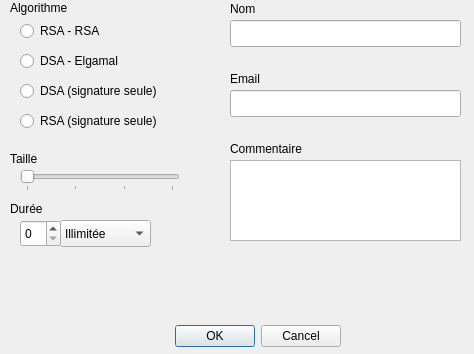
Before: the Qt Designer form GuiPG/src/View/key_creation.ui in Diakakodo/GuiPG, drawn with Qt 5.
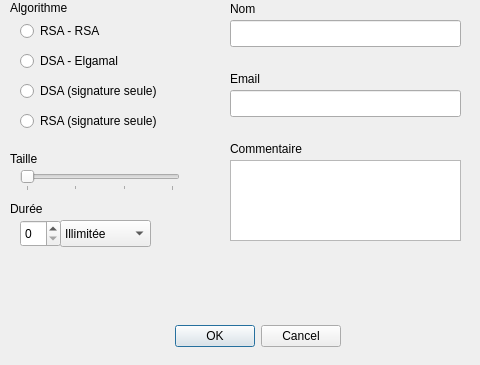
After: the same form once the commit is applied.

Diff of the .ui file:
```diff
--- a/GuiPG/src/View/key_creation.ui
+++ b/GuiPG/src/View/key_creation.ui
@@ -6,8 +6,8 @@
    <rect>
     <x>0</x>
     <y>0</y>
-    <width>474</width>
-    <height>354</height>
+    <width>480</width>
+    <height>365</height>
    </rect>
   </property>
   <property name="windowTitle">
```
